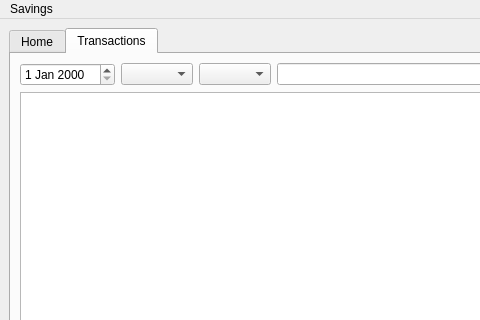
Qt form form/MainWindow.ui (lukasszz/savings) before a commit; both pictures show x 0 to 480 and y 0 to 320 of the 1405 by 683 pixel window.
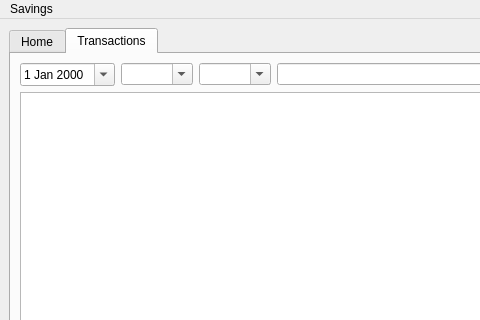
The same form after that commit.

Commit message: Rename budget table class

```diff
--- a/form/MainWindow.ui
+++ b/form/MainWindow.ui
@@ -99,13 +99,25 @@
         <item>
          <layout class="QHBoxLayout" name="horizontalLayout_5">
           <item>
-           <widget class="QDateEdit" name="dateEdit"/>
+           <widget class="QDateEdit" name="fromDate">
+            <property name="calendarPopup">
+             <bool>true</bool>
+            </property>
+           </widget>
           </item>
           <item>
-           <widget class="QComboBox" name="comboBox_3"/>
+           <widget class="QComboBox" name="budget">
+            <property name="editable">
+             <bool>true</bool>
+            </property>
+           </widget>
           </item>
           <item>
-           <widget class="QComboBox" name="comboBox_4"/>
+           <widget class="QComboBox" name="asset">
+            <property name="editable">
+             <bool>true</bool>
+            </property>
+           </widget>
           </item>
           <item>
            <widget class="QLineEdit" name="lineEdit"/>
```
The commit also changes 1 other file.
